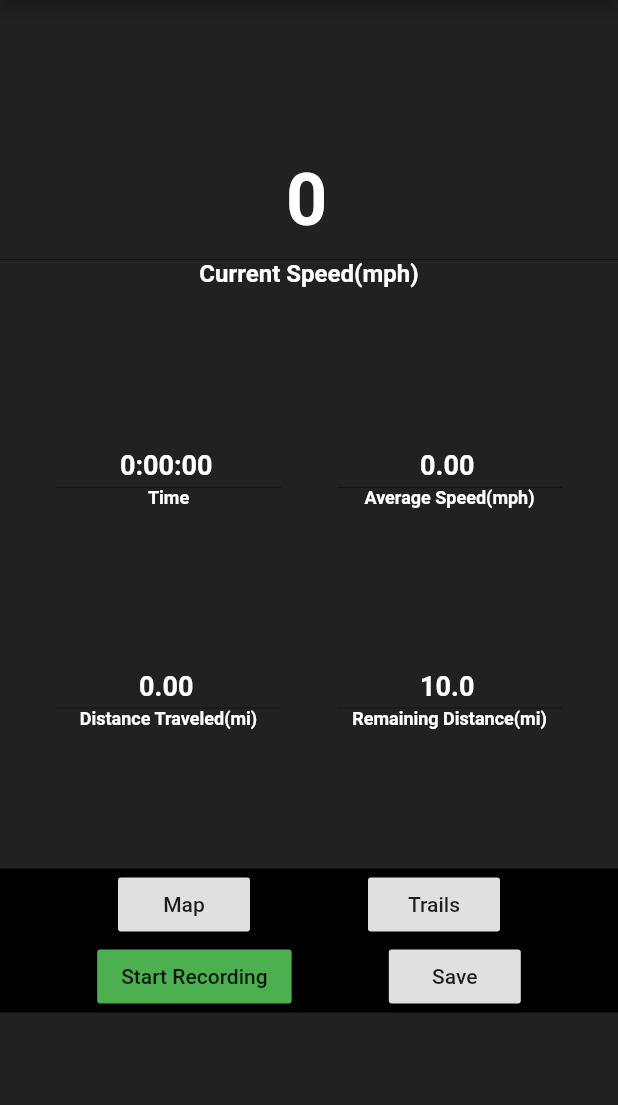
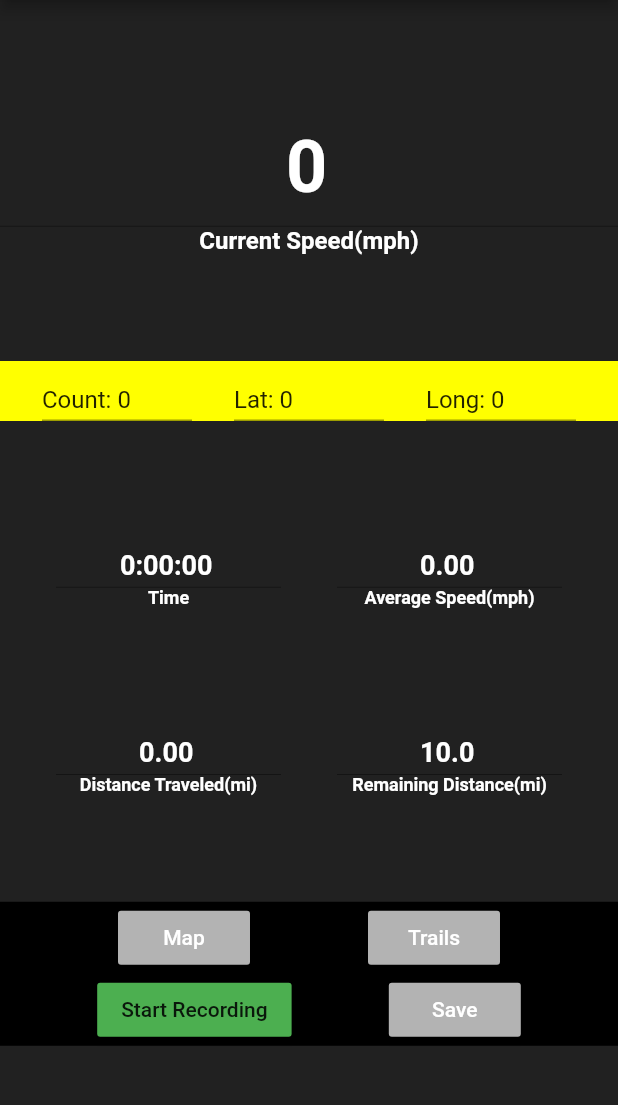
Before and after one commit to finleyp/BikeTrail467, a Flutter app: the screen it shows after launch, on a phone screen of 412 x 824 dp, the part 84-1189 px from its top. Run offline on Flutter 3.47's test engine with Material 2 defaults, Android fonts, the phone set to English and light mode, and no system bars; our stand-ins replace geolocator; missing offline and left inert: map_view; statements that could not run were skipped.

Commit message:
adding things

```diff
--- a/lib/main.dart
+++ b/lib/main.dart
@@ -51,10 +51,12 @@ var aveSpeedController = new TextEditingController();
 
 var trailNameController = new TextEditingController();
 
-
+var isDev = true;
 var count = 0;
+var aveCount = 1;
+var aveSpeed = 0.0;
 var uuid = new Uuid();
-
+var tempSpeed = 0.0;
 
 
 
@@ -190,8 +192,9 @@ class _MapPageState extends State<MapPage> {
               position == null ? 'Unknown' : position.latitude.toString() + ', ' +
                   position.longitude.toString());
 
+          tempSpeed = position.speed.toDouble();
           //Unit conversions, rounding, and string building
-          String speed = convertSpeed(position.speed);
+          double speed = convertSpeed(tempSpeed);
           String altitude = convertAlt(position.altitude);
 
           //convert the Position object to Location object to be usable with map_view
@@ -201,16 +204,27 @@ class _MapPageState extends State<MapPage> {
           //Add point to polylines object
           newLine.points.add(loc);
 
-
           count++;
 
-          countController.text = "Update Count: " + count.toString();
-          latController.text = "Latitude: " + loc.latitude.toString();
+
+          if (aveCount <= 1){
+            aveSpeed = speed;
+            aveCount++;
+          }else if (speed > 0.25){
+            aveSpeed = ((aveSpeed * ((aveCount-1).toDouble()/aveCount.toDouble()))+(speed * (1.0/aveCount.toDouble())));
+            aveCount++;
+          }
+
+
+          countController.text = "Count: $count";
+          speedController.text = "$speed";
+          aveSpeedController.text = "$aveSpeed";
+
+
+          altitudeController.text = "Altitude: $altitude";
+          latController.text = "Lat: " + loc.latitude.toString();
           //position.latitude.toString();
-          longController.text = "Longitude: " + loc.longitude.toString();
-          speedController.text = speed;
-          altitudeController.text = "Altitude: $altitude";
-
+          longController.text = "Long: " + loc.longitude.toString();
 
 
 
@@ -232,20 +246,25 @@ class _MapPageState extends State<MapPage> {
 
   }
 
-  String convertSpeed(var speed){
+  //String
+  double convertSpeed(var speed){
 
     if(isMetricSpeed) {
       //Convert from Mps to Kph -- 1 mps = 3.6 kph
       double speedKph = speed * 3.6;
-      return speedKph.toStringAsFixed(1);
+      return speedKph;//.toStringAsFixed(1);
 
     } else {
       //Convert to Mph -- 1 mps = 2.236934 mph
       double speedMph = speed * 2.236934;
-      return speedMph.toStringAsFixed(1);
+      return speedMph;//.toStringAsFixed(1);
 
     }
   }
+
+  //code ninja was here,
+  //he bows to Sigma the Great
+  //2018
 
   String convertAlt(var alt){
     if(isMetricDist) {
@@ -466,9 +485,9 @@ class _MapPageState extends State<MapPage> {
     traveledDistanceController.text = "0.00";
     aveSpeedController.text = "0.00";
 
-    countController.text = "Update Count: 0";
-    latController.text = "Latitude: 0";
-    longController.text = "Longitude: 0";
+    countController.text = "Count: 0";
+    latController.text = "Lat: 0";
+    longController.text = "Long: 0";
     speedController.text = "0";
     altitudeController.text = "Altitude: 0";
 
@@ -533,25 +552,30 @@ class _MapPageState extends State<MapPage> {
             ),
 
 
- /*
+
 
 
       new Container(
-            width: 150.0,
+        //width: 150.0,
         height: 40.0,
         color: Colors.yellowAccent,
         child: new Row(
           mainAxisAlignment: MainAxisAlignment.spaceEvenly,
           children: <Widget>[
-                  new TextField(controller: countController),
             new Container(
-                    width: 150.0,
+              width: 100.0,
+              height: 40.0,
+              color: Colors.yellowAccent,
+              child: new TextField(controller: countController),
+            ),
+            new Container(
+              width: 100.0,
               height: 40.0,
               color: Colors.yellowAccent,
               child: new TextField(controller: latController),
             ),
             new Container(
-                    width: 150.0,
+              width: 100.0,
               height: 40.0,
               color: Colors.yellowAccent,
               child: new TextField(controller: longController),
@@ -559,12 +583,12 @@ class _MapPageState extends State<MapPage> {
           ],
 
 
-
         ),
 
-          ),
+      )
+    ,
 
-*/
+
 
             new Row(// upper middle
               mainAxisAlignment: MainAxisAlignment.spaceEvenly,
@@ -744,11 +768,19 @@ class _MapPageState extends State<MapPage> {
                     children: <Widget>[
                       new RaisedButton(
                           child: Text('Map'),
+                          padding: const EdgeInsets.all(8.0),
+                          textColor: Colors.white,
+                          color: Colors.white70,
+                          highlightColor: Colors.white30,
                           elevation: 2.0,
                           onPressed: () => showMap(null, null,12.0)
                       ),
                       new RaisedButton(
                           child: Text("Trails"),
+                          padding: const EdgeInsets.all(8.0),
+                          textColor: Colors.white,
+                          color: Colors.white70,
+                          highlightColor: Colors.white30,
                           onPressed: () {
                             Navigator.push(context, MaterialPageRoute(builder:
                                 (context) => SavedTrails(trails: trails, callback: (str, trail) => savedTrailsOption(str, trail))));
@@ -775,6 +807,10 @@ class _MapPageState extends State<MapPage> {
 
                       new RaisedButton(
                           child:  Text("Save"),
+                          padding: const EdgeInsets.all(8.0),
+                          textColor: Colors.white,
+                          color: Colors.white70,
+                          highlightColor: Colors.white30,
                           onPressed: _showDialog
                       ),
 
--- a/pubspec.yaml
+++ b/pubspec.yaml
@@ -22,7 +22,7 @@ dependencies:
   # Use with the CupertinoIcons class for iOS style icons.
   cupertino_icons: ^0.1.2
   #map_view: ^0.0.14
-  geolocator: ^2.0.1
+  geolocator: 2.0.1
   uri: ^0.11.3
   path_provider: ^0.4.1
   uuid: ^1.0.0
```
Lines whose indentation alone changed are shown as unchanged.
